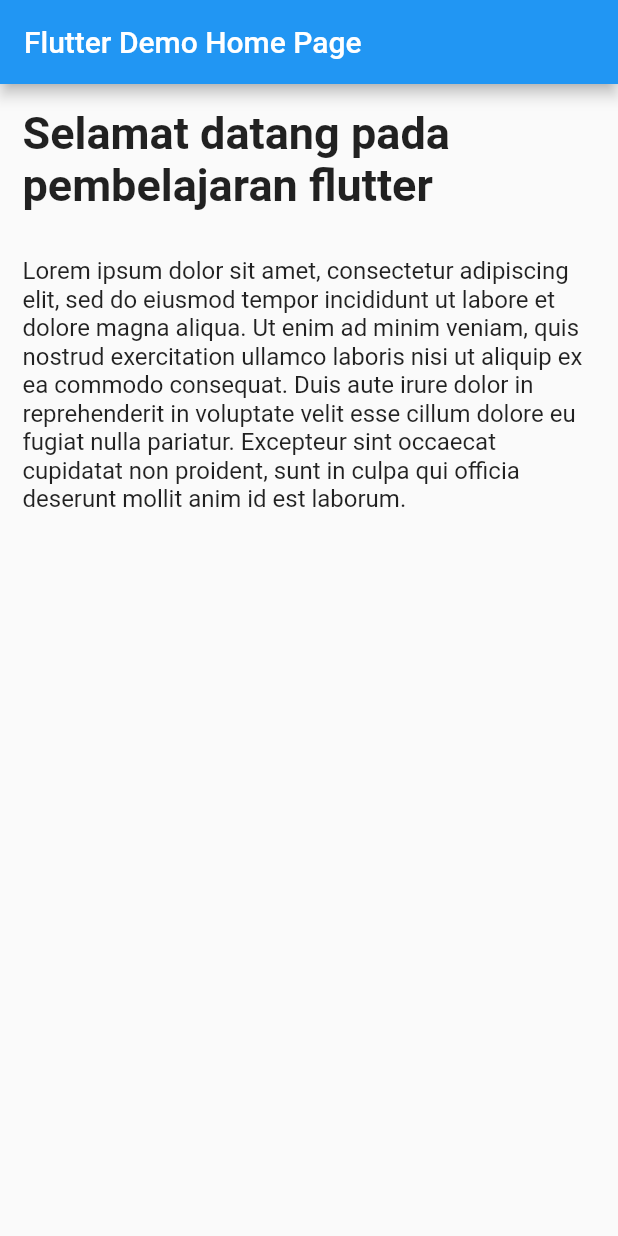
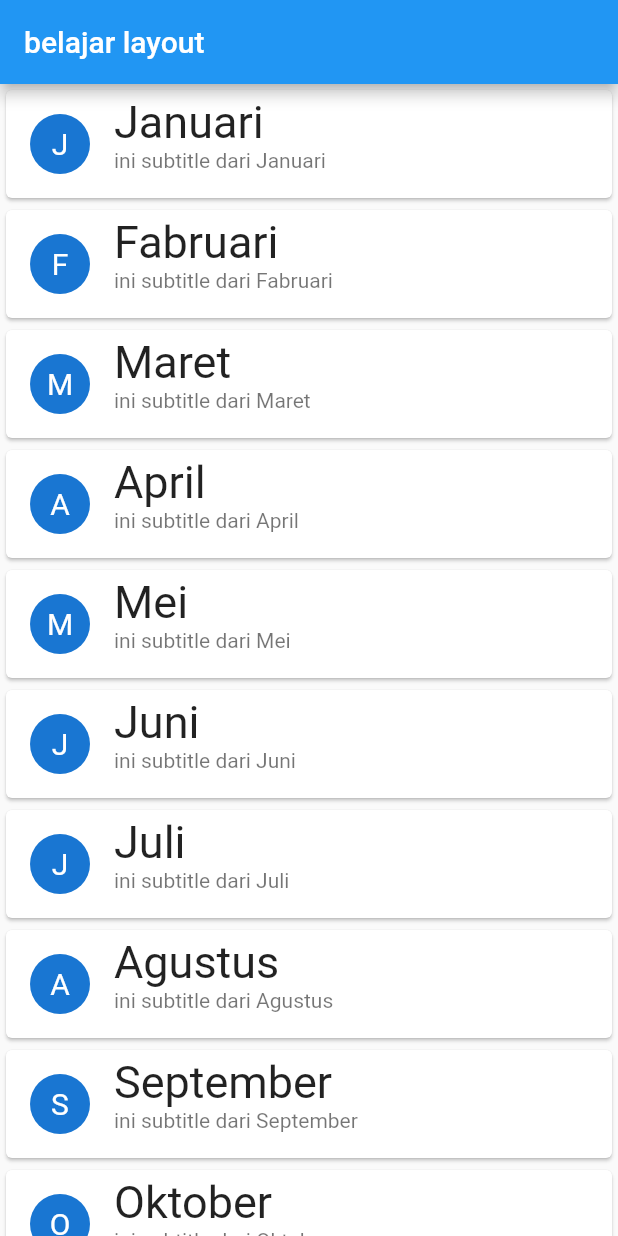
Before and after one commit to Nahdhiyyah/Pemrograman_Mobile, a Flutter app: the screen it shows after launch, on a phone screen of 412 x 824 dp. Run offline on Flutter 3.47's test engine with Material 2 defaults, Android fonts, the phone set to English and light mode, and no system bars.

```diff
--- a/lib/main.dart
+++ b/lib/main.dart
@@ -1,50 +1,53 @@
-import 'dart:ui';
-
 import 'package:flutter/material.dart';
 
-void main() => runApp(MyApp());
+void main() {
+  runApp(MyApp());
+}
 
 class MyApp extends StatelessWidget {
-  // This widget is the root of your application.
   @override
   Widget build(BuildContext context) {
     return MaterialApp(
-      // Application name
-      title: 'Flutter Hello World',
-      // Application theme data, you can set the colors for the application as
-      // you want
-      theme: ThemeData(
-        primarySwatch: Colors.blue,
-      ),
-      // A widget which will be started on application startup
-      home: MyHomePage(title: 'Flutter Demo Home Page'),
+      debugShowCheckedModeBanner: false,
+      home: BelajarListView(),
     );
   }
 }
 
-class MyHomePage extends StatelessWidget {
-  final String title;
-
-  const MyHomePage({required this.title});
-
+class BelajarListView extends StatelessWidget {
+  final List bulan = [
+    "Januari",
+    "Fabruari",
+    "Maret",
+    "April",
+    "Mei",
+    "Juni",
+    "Juli",
+    "Agustus",
+    "September",
+    "Oktober",
+    "November",
+    "Desember"
+  ];
   @override
   Widget build(BuildContext context) {
     return Scaffold(
       appBar: AppBar(
-        // The title text which will be shown on the action bar
-        title: Text(title),
+        title: Text("belajar layout"),
       ),
-      body: ListView(
-        children: <Widget>[
-          Container(
-            padding: EdgeInsets.all(15),
-            child: Text('Selamat datang pada pembelajaran flutter', style: TextStyle(fontSize: 30, fontWeight: FontWeight.bold)),
-          ),
-          Container(
-            padding: EdgeInsets.all(15),
-            child: Text('Lorem ipsum dolor sit amet, consectetur adipiscing elit, sed do eiusmod tempor incididunt ut labore et dolore magna aliqua. Ut enim ad minim veniam, quis nostrud exercitation ullamco laboris nisi ut aliquip ex ea commodo consequat. Duis aute irure dolor in reprehenderit in voluptate velit esse cillum dolore eu fugiat nulla pariatur. Excepteur sint occaecat cupidatat non proident, sunt in culpa qui officia deserunt mollit anim id est laborum.', style: TextStyle(fontSize: 16)),
-          ),
-        ],
+      body: ListView.builder(
+        itemBuilder: (context, index) {
+          return Card(
+            child: ListTile(
+                title: Text(bulan[index], style: TextStyle(fontSize: 30)),
+                subtitle: Text('ini subtitle dari ' + bulan[index]),
+                leading: CircleAvatar(
+                  child: Text(bulan[index][0], // ambil karakter pertama text
+                      style: TextStyle(fontSize: 20)),
+                )),
+          );
+        },
+        itemCount: bulan.length,
       ),
     );
   }
```
Also changed, not shown: 1 other file.
